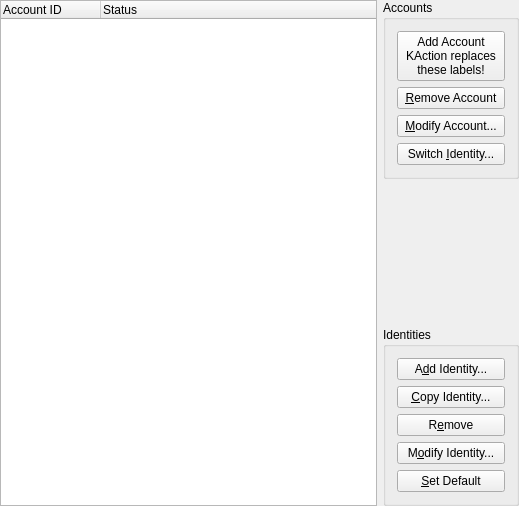
The window that kopete/config/accounts/kopeteaccountconfigbase.ui (KDE/kopete) describes before a commit, drawn with Qt 5.
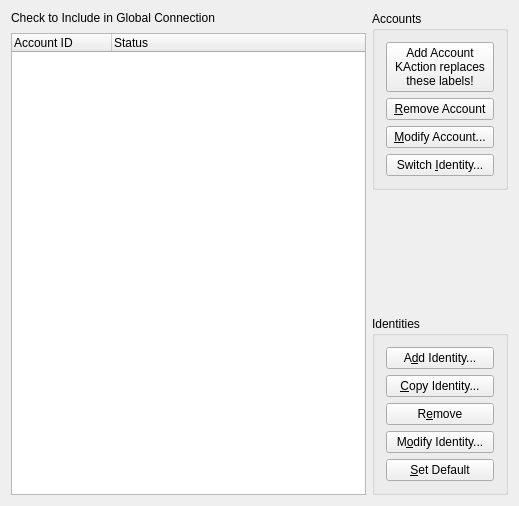
The same window after the commit.

Commit message: Use a separate label instead of placing instructions in module description Fix some anding/oring logic

```diff
--- a/kopete/config/accounts/kopeteaccountconfigbase.ui
+++ b/kopete/config/accounts/kopeteaccountconfigbase.ui
@@ -14,18 +14,18 @@
    <string>Manage Accounts</string>
   </property>
   <layout class="QHBoxLayout" >
-   <property name="leftMargin" >
-    <number>0</number>
-   </property>
-   <property name="topMargin" >
-    <number>0</number>
-   </property>
-   <property name="rightMargin" >
-    <number>0</number>
-   </property>
-   <property name="bottomMargin" >
-    <number>0</number>
-   </property>
+   <item>
+    <layout class="QVBoxLayout" >
+     <property name="spacing" >
+      <number>8</number>
+     </property>
+     <item>
+      <widget class="QLabel" name="label" >
+       <property name="text" >
+        <string comment="second-person command" >Check to Include in Global Connection</string>
+       </property>
+      </widget>
+     </item>
    <item>
     <widget class="QTreeWidget" name="mAccountList" >
      <property name="acceptDrops" >
@@ -70,6 +70,8 @@
      </column>
     </widget>
    </item>
+    </layout>
+   </item>
    <item>
     <layout class="QVBoxLayout" >
      <item>
@@ -137,7 +139,7 @@
        <property name="orientation" >
         <enum>Qt::Vertical</enum>
        </property>
-       <property name="sizeHint" >
+       <property name="sizeHint" stdset="0" >
         <size>
          <width>136</width>
          <height>161</height>
```
Lines whose indentation alone changed are shown as unchanged. The commit also changes 2 other files.
